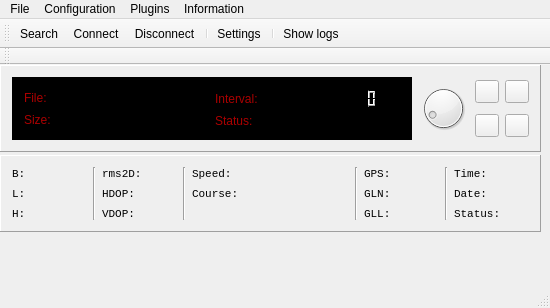
First picture: the form in mainwindow.ui, repository devnir/Bellatrix, before the edit.
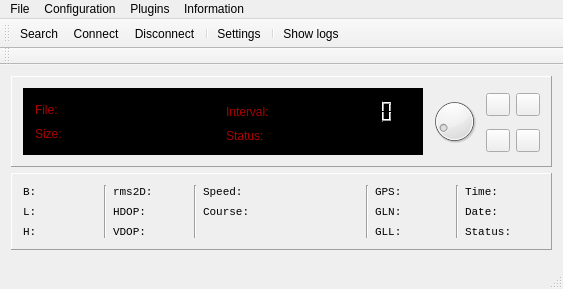
Second picture: the form after the edit.

```diff
--- a/mainwindow.ui
+++ b/mainwindow.ui
@@ -6,320 +6,17 @@
    <rect>
     <x>0</x>
     <y>0</y>
-    <width>550</width>
-    <height>308</height>
+    <width>559</width>
+    <height>280</height>
    </rect>
   </property>
   <property name="windowTitle">
    <string>MainWindow</string>
   </property>
   <widget class="QWidget" name="centralWidget">
-   <widget class="QFrame" name="frame">
-    <property name="geometry">
-     <rect>
-      <x>0</x>
-      <y>90</y>
-      <width>541</width>
-      <height>77</height>
-     </rect>
-    </property>
-    <property name="minimumSize">
-     <size>
-      <width>541</width>
-      <height>0</height>
-     </size>
-    </property>
-    <property name="maximumSize">
-     <size>
-      <width>16777215</width>
-      <height>112</height>
-     </size>
-    </property>
-    <property name="styleSheet">
-     <string notr="true">font: 8pt &quot;Courier New&quot;;</string>
-    </property>
-    <property name="frameShape">
-     <enum>QFrame::Panel</enum>
-    </property>
-    <property name="frameShadow">
-     <enum>QFrame::Raised</enum>
-    </property>
-    <layout class="QGridLayout" name="gridLayout_2">
-     <item row="0" column="9">
-      <widget class="QLabel" name="time_label">
-       <property name="font">
-        <font>
-         <family>Courier New</family>
-         <pointsize>8</pointsize>
-         <weight>50</weight>
-         <italic>false</italic>
-         <bold>false</bold>
-        </font>
-       </property>
-       <property name="text">
-        <string>Time:</string>
-       </property>
-      </widget>
-     </item>
-     <item row="0" column="2" rowspan="3">
-      <layout class="QVBoxLayout" name="verticalLayout_2">
-       <item>
-        <widget class="QLabel" name="RMS_label">
-         <property name="font">
-          <font>
-           <family>Courier New</family>
-           <pointsize>8</pointsize>
-           <weight>50</weight>
-           <italic>false</italic>
-           <bold>false</bold>
-          </font>
-         </property>
-         <property name="text">
-          <string>rms2D:</string>
-         </property>
-        </widget>
-       </item>
-       <item>
-        <widget class="QLabel" name="hdop_label">
-         <property name="font">
-          <font>
-           <family>Courier New</family>
-           <pointsize>8</pointsize>
-           <weight>50</weight>
-           <italic>false</italic>
-           <bold>false</bold>
-          </font>
-         </property>
-         <property name="text">
-          <string>HDOP:</string>
-         </property>
-        </widget>
-       </item>
-       <item>
-        <widget class="QLabel" name="vdop_label">
-         <property name="font">
-          <font>
-           <family>Courier New</family>
-           <pointsize>8</pointsize>
-           <weight>50</weight>
-           <italic>false</italic>
-           <bold>false</bold>
-          </font>
-         </property>
-         <property name="text">
-          <string>VDOP:</string>
-         </property>
-        </widget>
-       </item>
-      </layout>
-     </item>
-     <item row="0" column="3" rowspan="3">
-      <widget class="Line" name="line_2">
-       <property name="orientation">
-        <enum>Qt::Vertical</enum>
-       </property>
-      </widget>
-     </item>
-     <item row="0" column="0" rowspan="3">
-      <layout class="QVBoxLayout" name="verticalLayout">
-       <item>
-        <widget class="QLabel" name="b_label">
-         <property name="font">
-          <font>
-           <family>Courier New</family>
-           <pointsize>8</pointsize>
-           <weight>50</weight>
-           <italic>false</italic>
-           <bold>false</bold>
-          </font>
-         </property>
-         <property name="text">
-          <string>B:</string>
-         </property>
-        </widget>
-       </item>
-       <item>
-        <widget class="QLabel" name="L_label">
-         <property name="font">
-          <font>
-           <family>Courier New</family>
-           <pointsize>8</pointsize>
-           <weight>50</weight>
-           <italic>false</italic>
-           <bold>false</bold>
-          </font>
-         </property>
-         <property name="text">
-          <string>L:</string>
-         </property>
-        </widget>
-       </item>
-       <item>
-        <widget class="QLabel" name="H_label">
-         <property name="font">
-          <font>
-           <family>Courier New</family>
-           <pointsize>8</pointsize>
-           <weight>50</weight>
-           <italic>false</italic>
-           <bold>false</bold>
-          </font>
-         </property>
-         <property name="text">
-          <string>H:</string>
-         </property>
-        </widget>
-       </item>
-      </layout>
-     </item>
-     <item row="0" column="6" rowspan="3">
-      <widget class="Line" name="line_3">
-       <property name="orientation">
-        <enum>Qt::Vertical</enum>
-       </property>
-      </widget>
-     </item>
-     <item row="0" column="4" rowspan="2" colspan="2">
-      <layout class="QVBoxLayout" name="verticalLayout_3">
-       <item>
-        <widget class="QLabel" name="speed_label">
-         <property name="font">
-          <font>
-           <family>Courier New</family>
-           <pointsize>8</pointsize>
-           <weight>50</weight>
-           <italic>false</italic>
-           <bold>false</bold>
-          </font>
-         </property>
-         <property name="text">
-          <string>Speed:</string>
-         </property>
-        </widget>
-       </item>
-       <item>
-        <widget class="QLabel" name="course_label">
-         <property name="font">
-          <font>
-           <family>Courier New</family>
-           <pointsize>8</pointsize>
-           <weight>50</weight>
-           <italic>false</italic>
-           <bold>false</bold>
-          </font>
-         </property>
-         <property name="text">
-          <string>Course:</string>
-         </property>
-        </widget>
-       </item>
-      </layout>
-     </item>
-     <item row="0" column="7">
-      <widget class="QLabel" name="GPS_label">
-       <property name="font">
-        <font>
-         <family>Courier New</family>
-         <pointsize>8</pointsize>
-         <weight>50</weight>
-         <italic>false</italic>
-         <bold>false</bold>
-        </font>
-       </property>
-       <property name="text">
-        <string>GPS:</string>
-       </property>
-      </widget>
-     </item>
-     <item row="1" column="9">
-      <widget class="QLabel" name="date_label">
-       <property name="font">
-        <font>
-         <family>Courier New</family>
-         <pointsize>8</pointsize>
-         <weight>50</weight>
-         <italic>false</italic>
-         <bold>false</bold>
-        </font>
-       </property>
-       <property name="text">
-        <string>Date:</string>
-       </property>
-      </widget>
-     </item>
-     <item row="0" column="8" rowspan="3">
-      <widget class="Line" name="line_4">
-       <property name="orientation">
-        <enum>Qt::Vertical</enum>
-       </property>
-      </widget>
-     </item>
-     <item row="1" column="7">
-      <widget class="QLabel" name="GLN_label">
-       <property name="font">
-        <font>
-         <family>Courier New</family>
-         <pointsize>8</pointsize>
-         <weight>50</weight>
-         <italic>false</italic>
-         <bold>false</bold>
-        </font>
-       </property>
-       <property name="text">
-        <string>GLN:</string>
-       </property>
-      </widget>
-     </item>
-     <item row="2" column="7">
-      <widget class="QLabel" name="GLL_label">
-       <property name="font">
-        <font>
-         <family>Courier New</family>
-         <pointsize>8</pointsize>
-         <weight>50</weight>
-         <italic>false</italic>
-         <bold>false</bold>
-        </font>
-       </property>
-       <property name="text">
-        <string>GLL:</string>
-       </property>
-      </widget>
-     </item>
-     <item row="2" column="9">
-      <widget class="QLabel" name="status_label">
-       <property name="font">
-        <font>
-         <family>Courier New</family>
-         <pointsize>8</pointsize>
-         <weight>50</weight>
-         <italic>false</italic>
-         <bold>false</bold>
-        </font>
-       </property>
-       <property name="text">
-        <string>Status:</string>
-       </property>
-      </widget>
-     </item>
-     <item row="0" column="1" rowspan="3">
-      <widget class="Line" name="line">
-       <property name="orientation">
-        <enum>Qt::Vertical</enum>
-       </property>
-      </widget>
-     </item>
-    </layout>
-   </widget>
+   <layout class="QGridLayout" name="gridLayout_4">
+    <item row="0" column="0">
    <widget class="QFrame" name="fileLogPanel">
-    <property name="geometry">
-     <rect>
-      <x>0</x>
-      <y>0</y>
-      <width>541</width>
-      <height>87</height>
-     </rect>
-    </property>
     <property name="frameShape">
      <enum>QFrame::Panel</enum>
     </property>
@@ -492,13 +189,316 @@
     <zorder>playToolButton</zorder>
     <zorder>dial</zorder>
    </widget>
+    </item>
+    <item row="1" column="0">
+     <widget class="QFrame" name="frame">
+      <property name="minimumSize">
+       <size>
+        <width>541</width>
+        <height>77</height>
+       </size>
+      </property>
+      <property name="maximumSize">
+       <size>
+        <width>16777215</width>
+        <height>112</height>
+       </size>
+      </property>
+      <property name="styleSheet">
+       <string notr="true">font: 8pt &quot;Courier New&quot;;</string>
+      </property>
+      <property name="frameShape">
+       <enum>QFrame::Panel</enum>
+      </property>
+      <property name="frameShadow">
+       <enum>QFrame::Raised</enum>
+      </property>
+      <layout class="QGridLayout" name="gridLayout_2">
+       <item row="0" column="9">
+        <widget class="QLabel" name="time_label">
+         <property name="font">
+          <font>
+           <family>Courier New</family>
+           <pointsize>8</pointsize>
+           <weight>50</weight>
+           <italic>false</italic>
+           <bold>false</bold>
+          </font>
+         </property>
+         <property name="text">
+          <string>Time:</string>
+         </property>
+        </widget>
+       </item>
+       <item row="0" column="2" rowspan="3">
+        <layout class="QVBoxLayout" name="verticalLayout_2">
+         <item>
+          <widget class="QLabel" name="RMS_label">
+           <property name="font">
+            <font>
+             <family>Courier New</family>
+             <pointsize>8</pointsize>
+             <weight>50</weight>
+             <italic>false</italic>
+             <bold>false</bold>
+            </font>
+           </property>
+           <property name="text">
+            <string>rms2D:</string>
+           </property>
+          </widget>
+         </item>
+         <item>
+          <widget class="QLabel" name="hdop_label">
+           <property name="font">
+            <font>
+             <family>Courier New</family>
+             <pointsize>8</pointsize>
+             <weight>50</weight>
+             <italic>false</italic>
+             <bold>false</bold>
+            </font>
+           </property>
+           <property name="text">
+            <string>HDOP:</string>
+           </property>
+          </widget>
+         </item>
+         <item>
+          <widget class="QLabel" name="vdop_label">
+           <property name="font">
+            <font>
+             <family>Courier New</family>
+             <pointsize>8</pointsize>
+             <weight>50</weight>
+             <italic>false</italic>
+             <bold>false</bold>
+            </font>
+           </property>
+           <property name="text">
+            <string>VDOP:</string>
+           </property>
+          </widget>
+         </item>
+        </layout>
+       </item>
+       <item row="0" column="3" rowspan="3">
+        <widget class="Line" name="line_2">
+         <property name="orientation">
+          <enum>Qt::Vertical</enum>
+         </property>
+        </widget>
+       </item>
+       <item row="0" column="0" rowspan="3">
+        <layout class="QVBoxLayout" name="verticalLayout">
+         <item>
+          <widget class="QLabel" name="b_label">
+           <property name="font">
+            <font>
+             <family>Courier New</family>
+             <pointsize>8</pointsize>
+             <weight>50</weight>
+             <italic>false</italic>
+             <bold>false</bold>
+            </font>
+           </property>
+           <property name="text">
+            <string>B:</string>
+           </property>
+          </widget>
+         </item>
+         <item>
+          <widget class="QLabel" name="L_label">
+           <property name="font">
+            <font>
+             <family>Courier New</family>
+             <pointsize>8</pointsize>
+             <weight>50</weight>
+             <italic>false</italic>
+             <bold>false</bold>
+            </font>
+           </property>
+           <property name="text">
+            <string>L:</string>
+           </property>
+          </widget>
+         </item>
+         <item>
+          <widget class="QLabel" name="H_label">
+           <property name="font">
+            <font>
+             <family>Courier New</family>
+             <pointsize>8</pointsize>
+             <weight>50</weight>
+             <italic>false</italic>
+             <bold>false</bold>
+            </font>
+           </property>
+           <property name="text">
+            <string>H:</string>
+           </property>
+          </widget>
+         </item>
+        </layout>
+       </item>
+       <item row="0" column="6" rowspan="3">
+        <widget class="Line" name="line_3">
+         <property name="orientation">
+          <enum>Qt::Vertical</enum>
+         </property>
+        </widget>
+       </item>
+       <item row="0" column="4" rowspan="2" colspan="2">
+        <layout class="QVBoxLayout" name="verticalLayout_3">
+         <item>
+          <widget class="QLabel" name="speed_label">
+           <property name="font">
+            <font>
+             <family>Courier New</family>
+             <pointsize>8</pointsize>
+             <weight>50</weight>
+             <italic>false</italic>
+             <bold>false</bold>
+            </font>
+           </property>
+           <property name="text">
+            <string>Speed:</string>
+           </property>
+          </widget>
+         </item>
+         <item>
+          <widget class="QLabel" name="course_label">
+           <property name="font">
+            <font>
+             <family>Courier New</family>
+             <pointsize>8</pointsize>
+             <weight>50</weight>
+             <italic>false</italic>
+             <bold>false</bold>
+            </font>
+           </property>
+           <property name="text">
+            <string>Course:</string>
+           </property>
+          </widget>
+         </item>
+        </layout>
+       </item>
+       <item row="0" column="7">
+        <widget class="QLabel" name="GPS_label">
+         <property name="font">
+          <font>
+           <family>Courier New</family>
+           <pointsize>8</pointsize>
+           <weight>50</weight>
+           <italic>false</italic>
+           <bold>false</bold>
+          </font>
+         </property>
+         <property name="text">
+          <string>GPS:</string>
+         </property>
+        </widget>
+       </item>
+       <item row="1" column="9">
+        <widget class="QLabel" name="date_label">
+         <property name="font">
+          <font>
+           <family>Courier New</family>
+           <pointsize>8</pointsize>
+           <weight>50</weight>
+           <italic>false</italic>
+           <bold>false</bold>
+          </font>
+         </property>
+         <property name="text">
+          <string>Date:</string>
+         </property>
+        </widget>
+       </item>
+       <item row="0" column="8" rowspan="3">
+        <widget class="Line" name="line_4">
+         <property name="orientation">
+          <enum>Qt::Vertical</enum>
+         </property>
+        </widget>
+       </item>
+       <item row="1" column="7">
+        <widget class="QLabel" name="GLN_label">
+         <property name="font">
+          <font>
+           <family>Courier New</family>
+           <pointsize>8</pointsize>
+           <weight>50</weight>
+           <italic>false</italic>
+           <bold>false</bold>
+          </font>
+         </property>
+         <property name="text">
+          <string>GLN:</string>
+         </property>
+        </widget>
+       </item>
+       <item row="2" column="7">
+        <widget class="QLabel" name="GLL_label">
+         <property name="font">
+          <font>
+           <family>Courier New</family>
+           <pointsize>8</pointsize>
+           <weight>50</weight>
+           <italic>false</italic>
+           <bold>false</bold>
+          </font>
+         </property>
+         <property name="text">
+          <string>GLL:</string>
+         </property>
+        </widget>
+       </item>
+       <item row="2" column="9">
+        <widget class="QLabel" name="status_label">
+         <property name="font">
+          <font>
+           <family>Courier New</family>
+           <pointsize>8</pointsize>
+           <weight>50</weight>
+           <italic>false</italic>
+           <bold>false</bold>
+          </font>
+         </property>
+         <property name="text">
+          <string>Status:</string>
+         </property>
+        </widget>
+       </item>
+       <item row="0" column="1" rowspan="3">
+        <widget class="Line" name="line">
+         <property name="orientation">
+          <enum>Qt::Vertical</enum>
+         </property>
+        </widget>
+       </item>
+      </layout>
+     </widget>
+    </item>
+    <item row="2" column="0">
+     <widget class="QFrame" name="tstFrame">
+      <property name="frameShape">
+       <enum>QFrame::StyledPanel</enum>
+      </property>
+      <property name="frameShadow">
+       <enum>QFrame::Raised</enum>
+      </property>
+     </widget>
+    </item>
+   </layout>
   </widget>
   <widget class="QMenuBar" name="menuBar">
    <property name="geometry">
     <rect>
      <x>0</x>
      <y>0</y>
-     <width>550</width>
+     <width>559</width>
      <height>21</height>
     </rect>
    </property>
```
Lines whose indentation alone changed are shown as unchanged.
